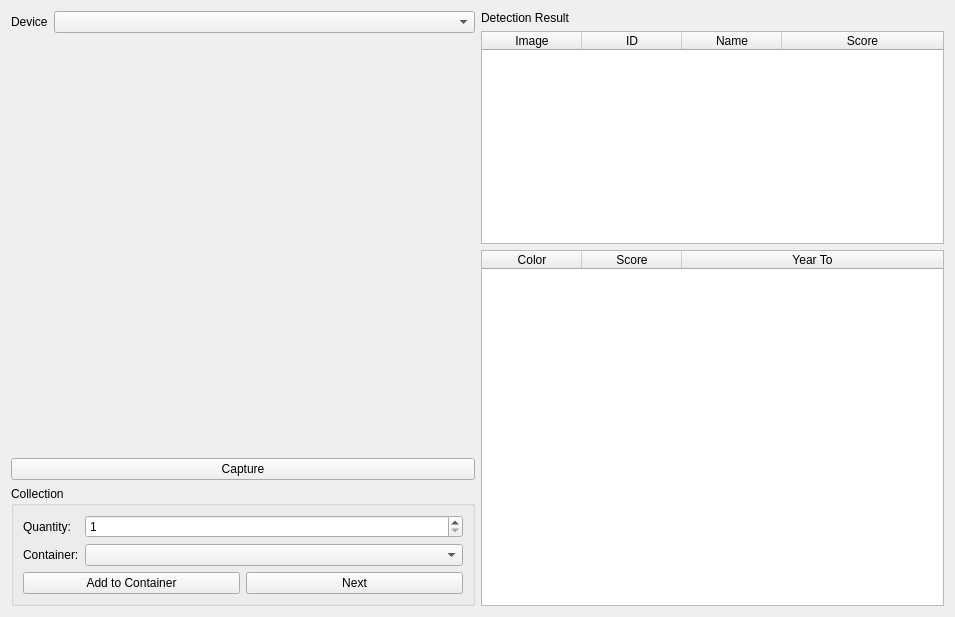
Old version of the form ui/addFromCameraWidget.ui in the repository Syadon/BrickCollectionManager.
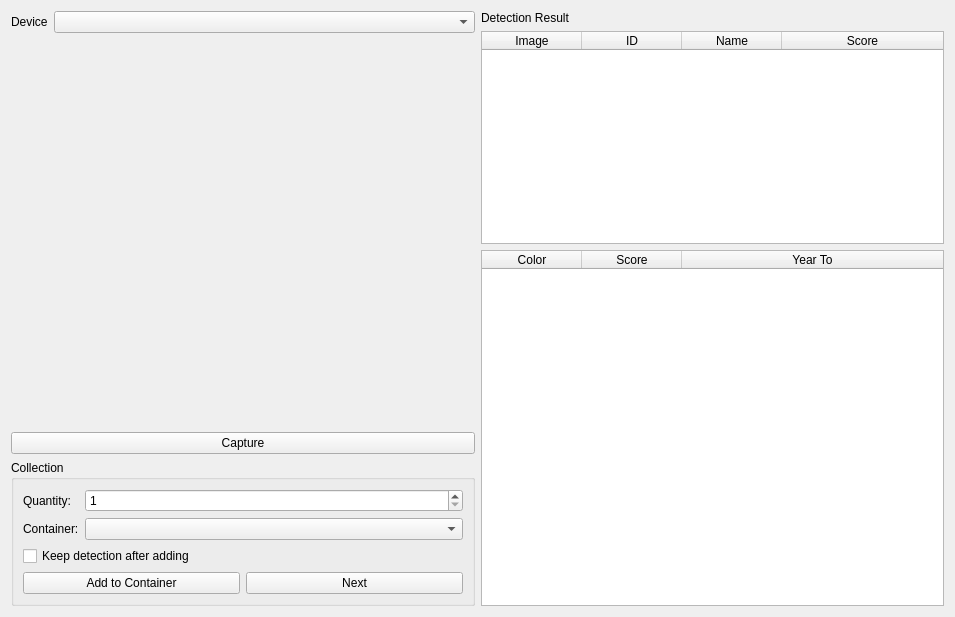
New version of the form. Custom widgets are drawn as their Qt base class.

Commit message: Added a checkbox to disable the detection result after the add to collection

```diff
--- a/ui/addFromCameraWidget.ui
+++ b/ui/addFromCameraWidget.ui
@@ -96,6 +96,16 @@
               </item>
              </layout>
             </item>
+            <item>
+             <widget class="QCheckBox" name="keepDetectionCheck">
+              <property name="toolTip">
+               <string>Keep the detected part and color list after adding, so the same part can be added in another color.</string>
+              </property>
+              <property name="text">
+               <string>Keep detection after adding</string>
+              </property>
+             </widget>
+            </item>
             <item>
              <layout class="QHBoxLayout" name="collectionActionLayout">
               <item>
```
The commit also changes 1 other file.
